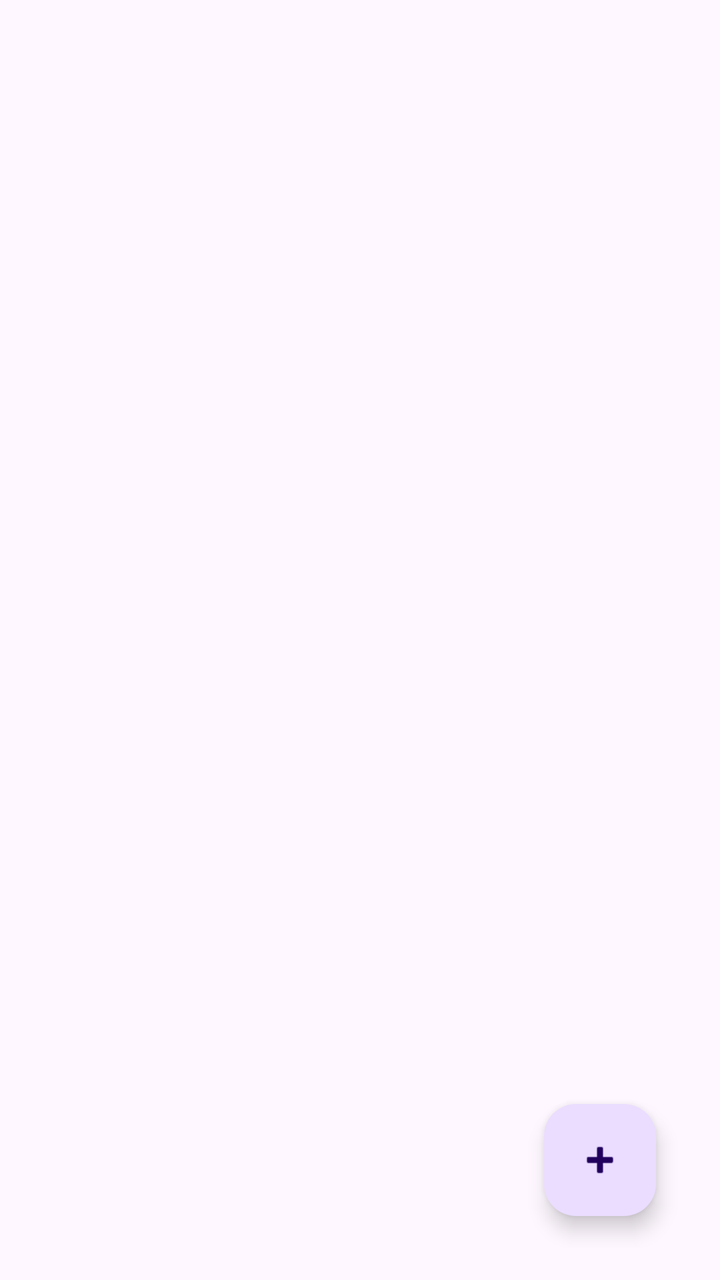
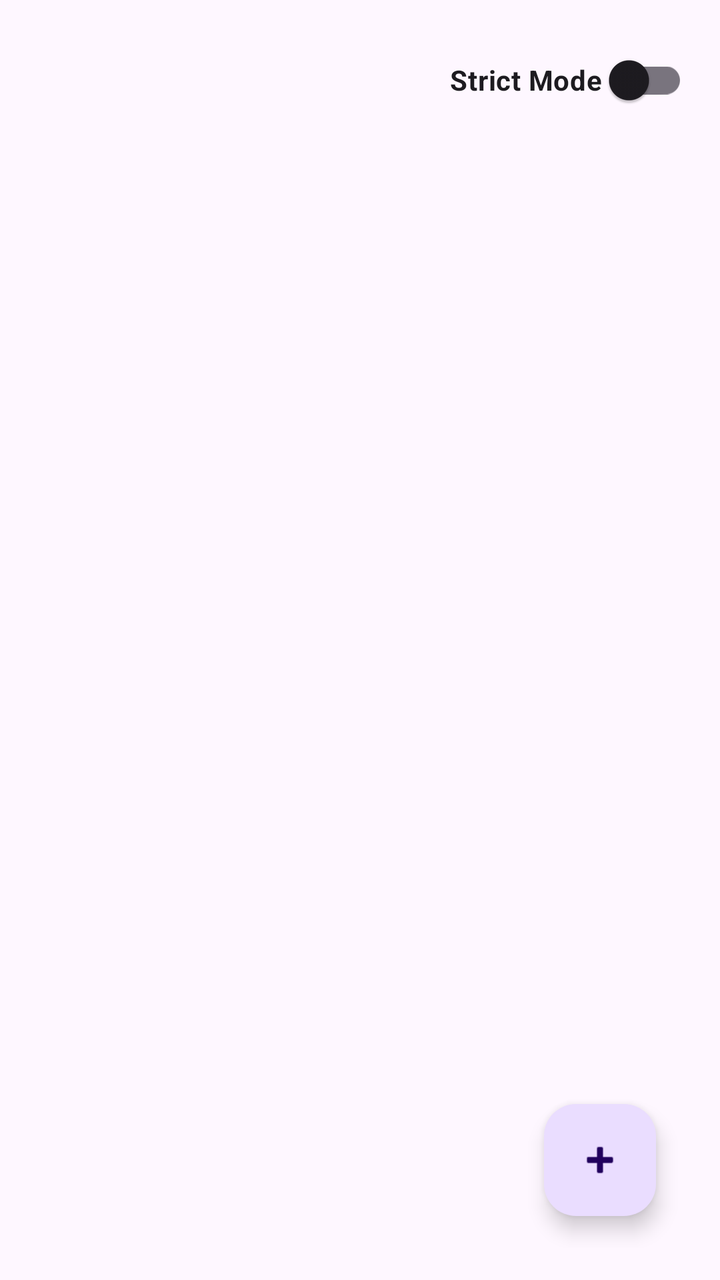

Before-and-after screenshots of an Android layout around one commit, followed by the original layout XML and the change that was made.
<!-- AndroidManifest.xml: application theme Theme.Pomodoro -->
<!-- res/layout/activity_main.xml -->
<?xml version="1.0" encoding="utf-8"?>
<RelativeLayout xmlns:android="http://schemas.android.com/apk/res/android"
    android:layout_width="match_parent"
    android:layout_height="match_parent"
    android:padding="16dp">

    <androidx.recyclerview.widget.RecyclerView
        android:id="@+id/recycler_view_tasks"
        android:layout_width="match_parent"
        android:layout_height="match_parent" />

    <com.google.android.material.floatingactionbutton.FloatingActionButton
        android:id="@+id/fab_add_task"
        android:layout_width="wrap_content"
        android:layout_height="wrap_content"
        android:layout_alignParentBottom="true"
        android:layout_alignParentEnd="true"
        android:layout_margin="16dp"
        android:src="@android:drawable/ic_input_add"
        android:contentDescription="Add Task" />
</RelativeLayout>
<!-- resources referenced by this layout -->
<resources>
  <style name="Theme.Pomodoro" parent="Base.Theme.Pomodoro" />
  <style name="Base.Theme.Pomodoro" parent="Theme.Material3.DayNight.NoActionBar">
          
          
      </style>
</resources>

<!-- the commit's change to res/layout/activity_main.xml (unified diff, before → after) -->
@@ -4,10 +4,21 @@
     android:layout_height="match_parent"
     android:padding="16dp">
 
+    <androidx.appcompat.widget.SwitchCompat
+        android:id="@+id/switch_strict_mode"
+        android:layout_width="wrap_content"
+        android:layout_height="wrap_content"
+        android:layout_alignParentTop="true"
+        android:layout_alignParentEnd="true"
+        android:text="Strict Mode "
+        android:textStyle="bold" />
+
     <androidx.recyclerview.widget.RecyclerView
         android:id="@+id/recycler_view_tasks"
         android:layout_width="match_parent"
-        android:layout_height="match_parent" />
+        android:layout_height="match_parent"
+        android:layout_below="@id/switch_strict_mode"
+        android:layout_marginTop="16dp" />
 
     <com.google.android.material.floatingactionbutton.FloatingActionButton
         android:id="@+id/fab_add_task"
